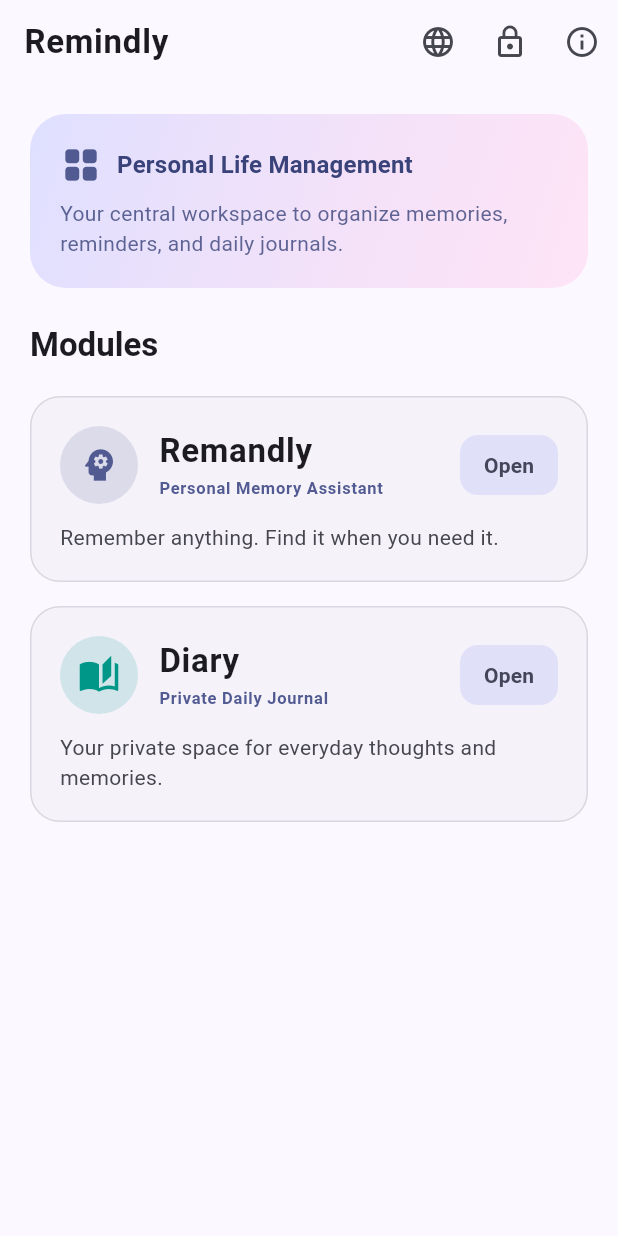
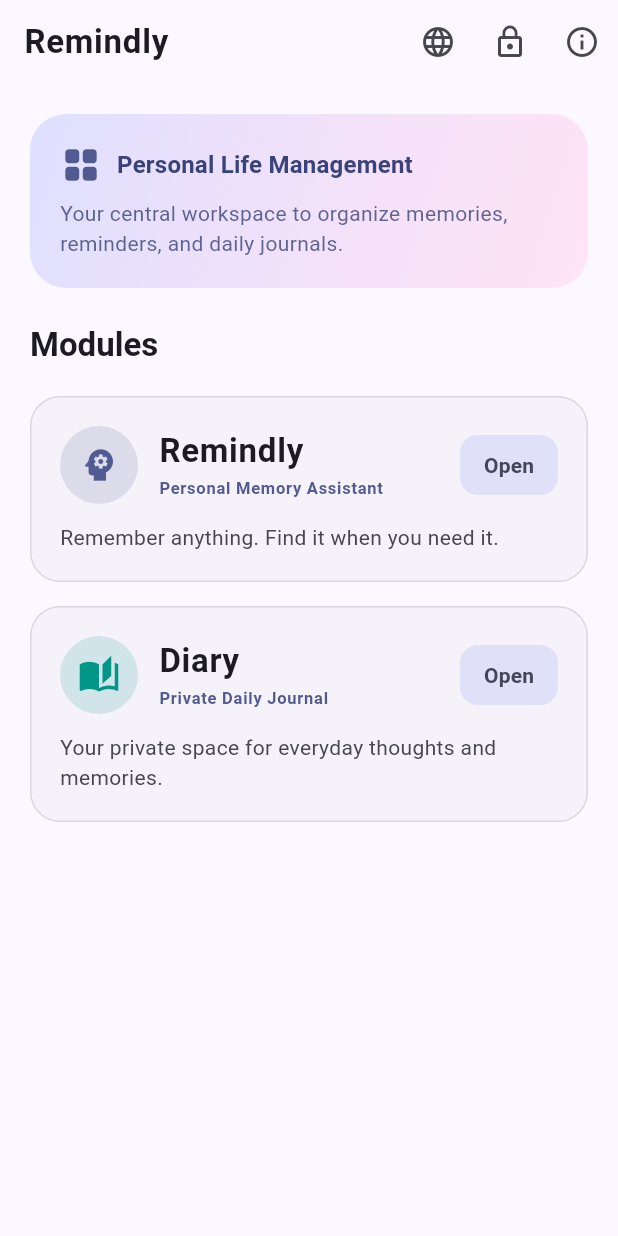
Before and after one commit to vijay2542/remindly, a Flutter app: the screen it shows after launch, on a phone screen of 412 x 824 dp. Run offline on Flutter 3.47's test engine with Material 3 defaults, Android fonts, the phone set to English and light mode, and no system bars; our stand-ins replace drift, drift_flutter, flutter_local_notifications, flutter_riverpod, flutter_tts, go_router and 4 more; accounts and stored records are empty; generated files the repository leaves out were written again.

Commit message:
Update module name from Remandly to Remindly

```diff
--- a/lib/features/dashboard/presentation/pages/dashboard_page.dart
+++ b/lib/features/dashboard/presentation/pages/dashboard_page.dart
@@ -106,14 +106,14 @@ class DashboardPage extends ConsumerWidget {
               ),
               const SizedBox(height: 12),
 
-              // 1. Remandly Module Card
+              // 1. Remindly Module Card
               ModuleCard(
-                title: 'Remandly',
+                title: 'Remindly',
                 description: 'Remember anything. Find it when you need it.',
                 icon: Icons.psychology,
                 iconColor: theme.colorScheme.primary,
                 badgeText: 'Personal Memory Assistant',
-                onTap: () => context.push('/remandly'),
+                onTap: () => context.push('/remindly'),
               ),
 
               // 2. Diary Module Card
--- a/lib/features/dashboard/presentation/providers/dashboard_provider.dart
+++ b/lib/features/dashboard/presentation/providers/dashboard_provider.dart
@@ -20,10 +20,10 @@ class DashboardState {
   const DashboardState({
     this.modules = const [
       DashboardModuleInfo(
-        id: 'remandly',
-        title: 'Remandly',
+        id: 'remindly',
+        title: 'Remindly',
         description: 'Remember anything. Find it when you need it.',
-        route: '/remandly',
+        route: '/remindly',
       ),
       DashboardModuleInfo(
         id: 'diary',
--- a/lib/routing/app_router.dart
+++ b/lib/routing/app_router.dart
@@ -27,8 +27,8 @@ final GoRouter appRouter = GoRouter(
       builder: (context, state) => const LockPage(),
     ),
     GoRoute(
-      path: '/remandly',
-      name: 'remandly-home',
+      path: '/remindly',
+      name: 'remindly-home',
       builder: (context, state) => const HomePage(),
     ),
     GoRoute(
```
Also changed, not shown: 3 other files.
